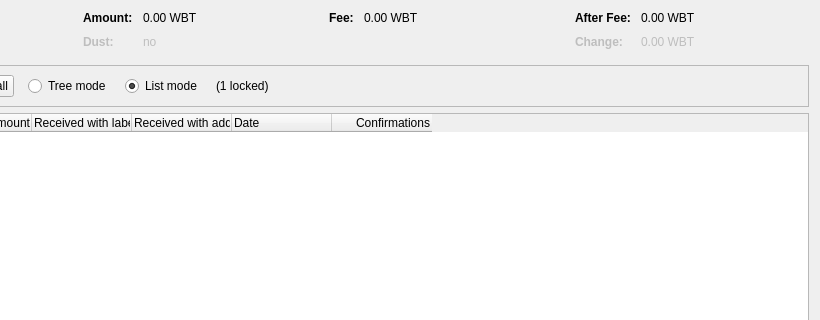
vpubchain/vircle-core, file src/qt/forms/coincontroldialog.ui: the form before one commit; both pictures show x 180 to 1000 and y 0 to 320 of the 1000 by 500 pixel window.
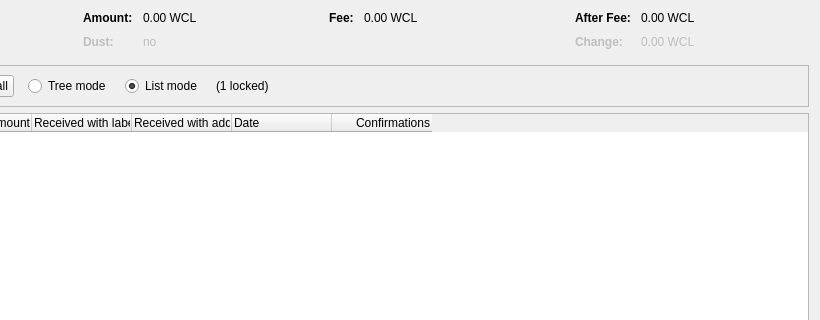
The form after the commit. Custom widgets are drawn as their Qt base class.

```diff
--- a/src/qt/forms/coincontroldialog.ui
+++ b/src/qt/forms/coincontroldialog.ui
@@ -132,7 +132,7 @@
           <enum>Qt::ActionsContextMenu</enum>
          </property>
          <property name="text">
-          <string notr="true">0.00 WBT</string>
+          <string notr="true">0.00 WCL</string>
          </property>
          <property name="textInteractionFlags">
           <set>Qt::LinksAccessibleByMouse|Qt::TextSelectableByKeyboard|Qt::TextSelectableByMouse</set>
@@ -212,7 +212,7 @@
           <enum>Qt::ActionsContextMenu</enum>
          </property>
          <property name="text">
-          <string notr="true">0.00 WBT</string>
+          <string notr="true">0.00 WCL</string>
          </property>
          <property name="textInteractionFlags">
           <set>Qt::LinksAccessibleByMouse|Qt::TextSelectableByKeyboard|Qt::TextSelectableByMouse</set>
@@ -257,7 +257,7 @@
           <enum>Qt::ActionsContextMenu</enum>
          </property>
          <property name="text">
-          <string notr="true">0.00 WBT</string>
+          <string notr="true">0.00 WCL</string>
          </property>
          <property name="textInteractionFlags">
           <set>Qt::LinksAccessibleByMouse|Qt::TextSelectableByKeyboard|Qt::TextSelectableByMouse</set>
@@ -292,7 +292,7 @@
           <enum>Qt::ActionsContextMenu</enum>
          </property>
          <property name="text">
-          <string notr="true">0.00 WBT</string>
+          <string notr="true">0.00 WCL</string>
          </property>
          <property name="textInteractionFlags">
           <set>Qt::LinksAccessibleByMouse|Qt::TextSelectableByKeyboard|Qt::TextSelectableByMouse</set>
```
